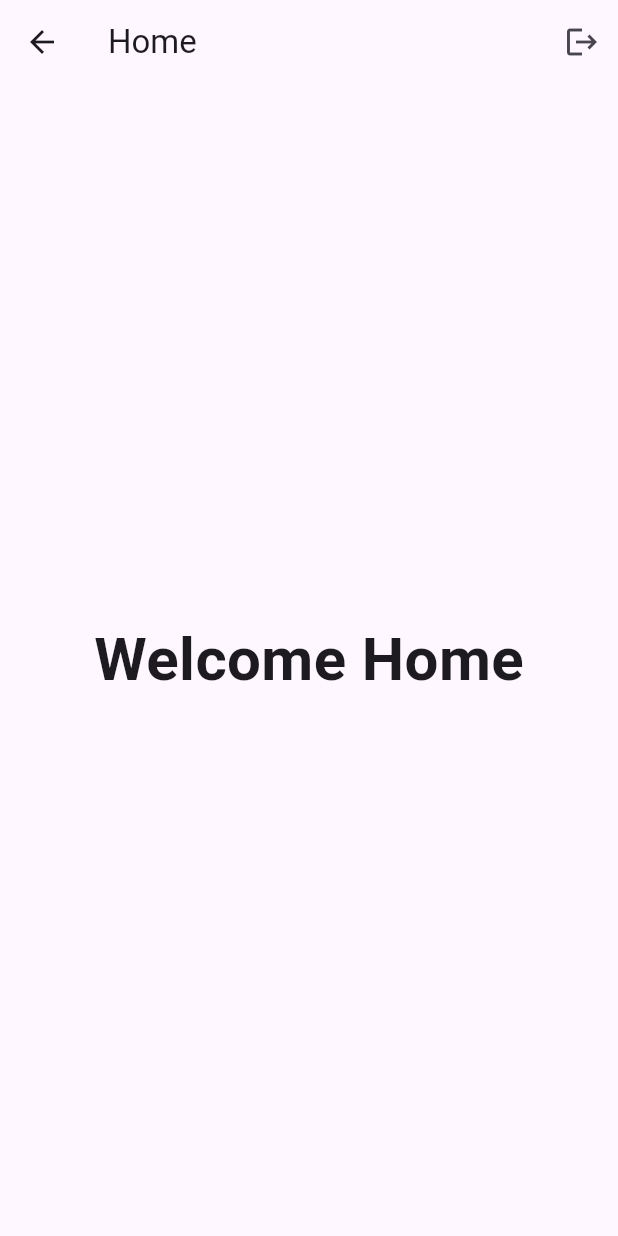
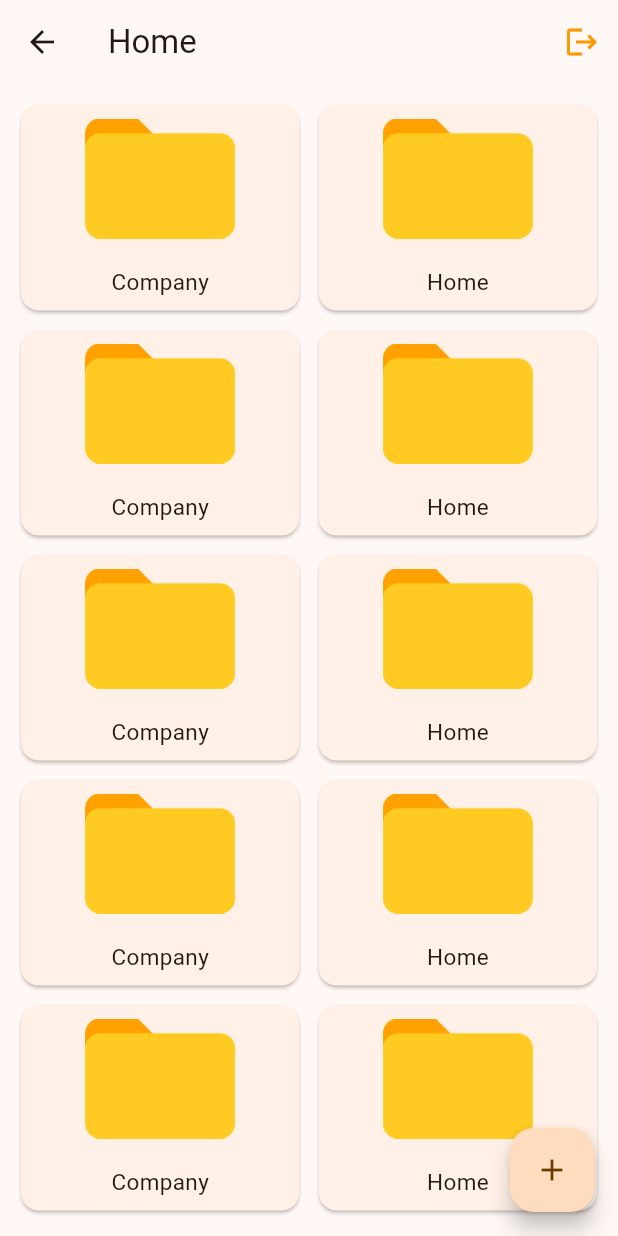
Before and after one commit to Kartali-Mohamed/Flutter_Firebase, a Flutter app: the Home screen opened by its route, on a phone screen of 412 x 824 dp. Run offline on Flutter 3.47's test engine with Material 2 defaults, Android fonts, the phone set to English and light mode, and no system bars; our stand-ins replace firebase_auth, firebase_core, google_sign_in; accounts and stored records are empty.

Commit message:
home page ui

```diff
--- a/lib/home/pages/home.dart
+++ b/lib/home/pages/home.dart
@@ -1,3 +1,4 @@
+import 'package:firebase_app/home/widgets/custom_homecardfolder.dart';
 import 'package:firebase_auth/firebase_auth.dart';
 import 'package:flutter/material.dart';
 import 'package:google_sign_in/google_sign_in.dart';
@@ -29,14 +30,40 @@ class _HomeState extends State<Home> {
               onPressed: () {
                 logout();
               },
-              icon: const Icon(Icons.logout))
+              icon: const Icon(
+                Icons.logout,
+                color: Colors.orange,
+              ))
         ],
       ),
-      body: const Center(
-        child: Text(
-          "Welcome Home",
-          style: TextStyle(fontSize: 40, fontWeight: FontWeight.bold),
-        ),
+      floatingActionButton: FloatingActionButton(
+        onPressed: () {
+          Navigator.of(context).pushNamed("addfolder");
+        },
+        child: const Icon(Icons.add),
+      ),
+      body: Padding(
+        padding: const EdgeInsets.all(10),
+        child: GridView(
+            gridDelegate: const SliverGridDelegateWithFixedCrossAxisCount(
+                crossAxisCount: 2,
+                mainAxisExtent: 145,
+                mainAxisSpacing: 5,
+                crossAxisSpacing: 5),
+            children: const [
+              HomeCardFolder(title: "Company"),
+              HomeCardFolder(title: "Home"),
+              HomeCardFolder(title: "Company"),
+              HomeCardFolder(title: "Home"),
+              HomeCardFolder(title: "Company"),
+              HomeCardFolder(title: "Home"),
+              HomeCardFolder(title: "Company"),
+              HomeCardFolder(title: "Home"),
+              HomeCardFolder(title: "Company"),
+              HomeCardFolder(title: "Home"),
+              HomeCardFolder(title: "Company"),
+              HomeCardFolder(title: "Home"),
+            ]),
       ),
     );
   }
--- /dev/null
+++ b/lib/home/widgets/custom_homecardfolder.dart
@@ -0,0 +1,25 @@
+import 'package:flutter/material.dart';
+
+class HomeCardFolder extends StatelessWidget {
+  final String title;
+  const HomeCardFolder({Key? key, required this.title}) : super(key: key);
+
+  @override
+  Widget build(BuildContext context) {
+    return Card(
+      child: Column(
+        mainAxisAlignment: MainAxisAlignment.spaceAround,
+        children: [
+          Image.asset(
+            "assets/images/folder.png",
+            height: 80,
+          ),
+          Text(
+            title,
+            style: const TextStyle(fontSize: 15),
+          )
+        ],
+      ),
+    );
+  }
+}
--- a/lib/main.dart
+++ b/lib/main.dart
@@ -1,3 +1,4 @@
+import 'package:firebase_app/home/pages/add_folder.dart';
 import 'package:firebase_app/home/pages/home.dart';
 import 'package:firebase_auth/firebase_auth.dart';
 import 'package:firebase_core/firebase_core.dart';
@@ -21,7 +22,7 @@ class MyApp extends StatelessWidget {
       debugShowCheckedModeBanner: false,
       title: 'Firebase App',
       theme: ThemeData(
-        colorScheme: ColorScheme.fromSeed(seedColor: Colors.deepPurple),
+        colorScheme: ColorScheme.fromSeed(seedColor: Colors.orange),
         useMaterial3: true,
       ),
       home: (FirebaseAuth.instance.currentUser != null &&
@@ -32,6 +33,7 @@ class MyApp extends StatelessWidget {
         "login": (context) => const Login(),
         "register": (context) => const Register(),
         "home": (context) => const Home(),
+        "addfolder": (context) => const AddFolder(),
       },
     );
   }
```
Also changed, not shown: lib/home/pages/add_folder.dart (added, +47 -0 lines), lib/home/widgets/custom_addbuttonfolder.dart (added, +19 -0 lines), lib/home/widgets/custom_addtextform.dart (added, +32 -0 lines), assets/images/folder.png (added).
